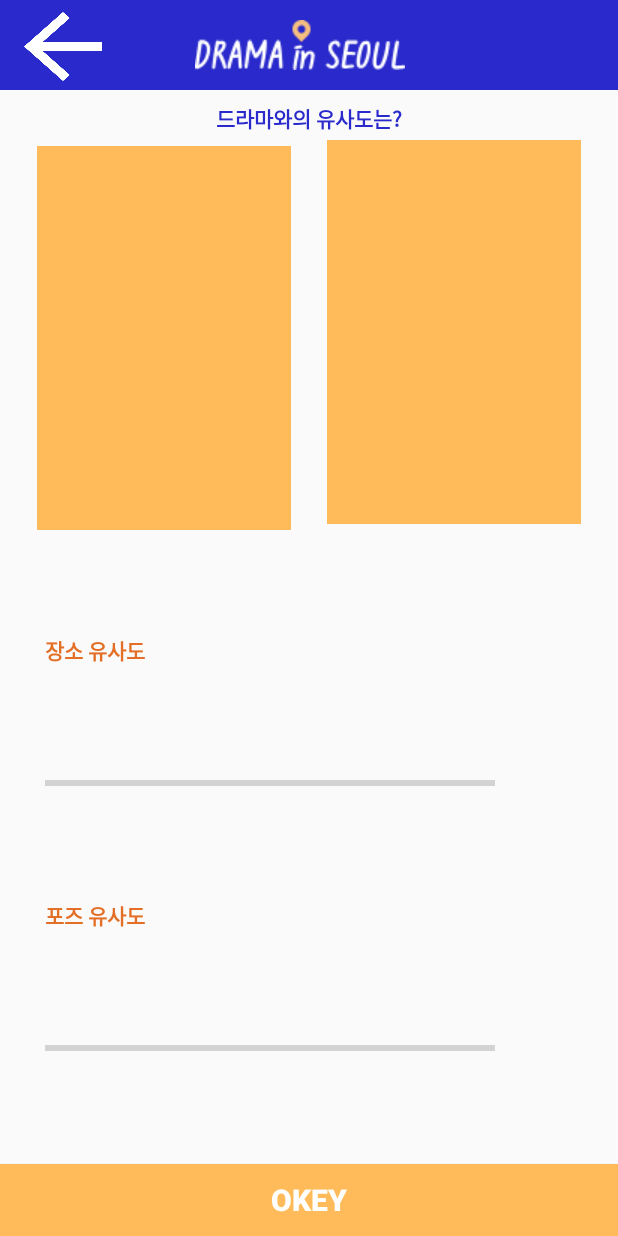
After one commit to DramaInSeoul/android, an Android app: the layout activity_result.xml on its own in the app's theme, with its tools: preview values and no code run, on a phone screen of 412 x 824 dp. The commit adds this screen. Run offline under Robolectric (Android 15) with nearby library versions, the phone set to English and light mode, and no system bars.

Commit message:
Add result Layout

```diff
--- a/app/src/main/res/layout/activity_main.xml
+++ b/app/src/main/res/layout/activity_main.xml
@@ -31,8 +31,8 @@
                     android:id="@+id/imageView"
                     android:layout_width="wrap_content"
                     android:layout_height="wrap_content"
+                    android:layout_marginStart="100dp"
                     android:layout_weight="1"
-                    android:layout_marginStart="100dp"
                     app:srcCompat="@drawable/drama_in_seoul_toolbar" />
 
                 <ImageView
--- /dev/null
+++ b/app/src/main/res/layout/activity_result.xml
@@ -0,0 +1,134 @@
+<?xml version="1.0" encoding="utf-8"?>
+<android.support.constraint.ConstraintLayout xmlns:android="http://schemas.android.com/apk/res/android"
+    xmlns:app="http://schemas.android.com/apk/res-auto"
+    android:layout_width="match_parent"
+    android:layout_height="match_parent">
+
+    <android.support.v7.widget.Toolbar
+        android:id="@+id/app_bar_layout_my_toolbar"
+        android:layout_width="match_parent"
+        android:layout_height="60dp"
+        android:background="@color/appColor"
+        android:theme="@style/ThemeOverlay.AppCompat.Dark.ActionBar"
+        app:layout_constraintEnd_toEndOf="parent"
+        app:layout_constraintHorizontal_bias="1.0"
+        app:layout_constraintStart_toStartOf="parent"
+        app:layout_constraintTop_toTopOf="parent"
+        app:popupTheme="@style/ThemeOverlay.AppCompat.Light">
+
+        <ImageButton
+            android:id="@+id/imageButton7"
+            android:layout_width="52dp"
+            android:layout_height="46dp"
+            android:layout_marginBottom="8dp"
+            android:layout_marginStart="8dp"
+            android:layout_marginTop="8dp"
+            android:background="@drawable/gobackleftarrow"
+            app:layout_constraintBottom_toTopOf="@+id/textView2"
+            app:layout_constraintStart_toStartOf="@+id/app_bar_layout_my_toolbar"
+            app:layout_constraintTop_toTopOf="parent" />
+
+        <ImageView
+            android:id="@+id/imageView"
+            android:layout_width="wrap_content"
+            android:layout_height="wrap_content"
+            android:layout_marginStart="70dp"
+            android:layout_weight="1"
+            app:srcCompat="@drawable/drama_in_seoul_toolbar" />
+
+
+    </android.support.v7.widget.Toolbar>
+
+    <ImageView
+        android:id="@+id/imageView3"
+        android:layout_width="169dp"
+        android:layout_height="256dp"
+        android:layout_marginBottom="8dp"
+        android:background="#ffba59"
+        app:layout_constraintBottom_toBottomOf="@+id/imageView4"
+        app:layout_constraintEnd_toEndOf="parent"
+        app:layout_constraintHorizontal_bias="0.5"
+        app:layout_constraintStart_toEndOf="@+id/imageView4"
+        app:layout_constraintTop_toTopOf="@+id/imageView4" />
+
+    <ImageView
+        android:id="@+id/imageView4"
+        android:layout_width="169dp"
+        android:layout_height="256dp"
+        android:layout_marginTop="8dp"
+        android:background="#ffba59"
+        app:layout_constraintEnd_toStartOf="@+id/imageView3"
+        app:layout_constraintHorizontal_bias="0.5"
+        app:layout_constraintStart_toStartOf="parent"
+        app:layout_constraintTop_toBottomOf="@+id/textView2" />
+
+    <TextView
+        android:id="@+id/textView2"
+        android:layout_width="wrap_content"
+        android:layout_height="wrap_content"
+        android:layout_marginEnd="8dp"
+        android:layout_marginStart="8dp"
+        android:layout_marginTop="8dp"
+        android:text="@string/resultText"
+        android:textColor="#2929cc"
+        android:textStyle="bold"
+        app:layout_constraintEnd_toEndOf="parent"
+        app:layout_constraintStart_toStartOf="parent"
+        app:layout_constraintTop_toBottomOf="@+id/app_bar_layout_my_toolbar" />
+
+    <Button
+        android:id="@+id/button2"
+        android:layout_width="match_parent"
+        android:layout_height="wrap_content"
+        android:background="#ffba59"
+        android:text="@string/resultBtnText"
+        android:textColor="#FFFFFF"
+        android:textSize="20sp"
+        android:textStyle="bold"
+        app:layout_constraintBottom_toBottomOf="parent"
+        app:layout_constraintEnd_toEndOf="parent"
+        app:layout_constraintStart_toStartOf="parent" />
+
+    <TextView
+        android:id="@+id/textView3"
+        android:layout_width="wrap_content"
+        android:layout_height="wrap_content"
+        android:layout_marginStart="30dp"
+        android:text="@string/result_locationText"
+        android:textColor="#e36f26"
+        android:textStyle="bold"
+        app:layout_constraintBottom_toTopOf="@+id/progressBar2"
+        app:layout_constraintStart_toStartOf="parent"
+        app:layout_constraintTop_toBottomOf="@+id/imageView4" />
+
+    <TextView
+        android:id="@+id/textView4"
+        android:layout_width="wrap_content"
+        android:layout_height="wrap_content"
+        android:text="@string/result_PosText"
+        android:textColor="#e36f26"
+        android:textStyle="bold"
+        app:layout_constraintBottom_toTopOf="@+id/progressBar3"
+        app:layout_constraintStart_toStartOf="@+id/textView3"
+        app:layout_constraintTop_toBottomOf="@+id/progressBar2" />
+
+    <ProgressBar
+        android:id="@+id/progressBar2"
+        style="?android:attr/progressBarStyleHorizontal"
+        android:layout_width="300dp"
+        android:layout_height="wrap_content"
+        app:layout_constraintBottom_toTopOf="@+id/textView4"
+        app:layout_constraintStart_toStartOf="@+id/textView3"
+        app:layout_constraintTop_toBottomOf="@+id/textView3" />
+
+    <ProgressBar
+        android:id="@+id/progressBar3"
+        style="?android:attr/progressBarStyleHorizontal"
+        android:layout_width="300dp"
+        android:layout_height="wrap_content"
+        app:layout_constraintBottom_toTopOf="@+id/button2"
+        app:layout_constraintStart_toStartOf="@+id/progressBar2"
+        app:layout_constraintTop_toBottomOf="@+id/textView4" />
+
+
+</android.support.constraint.ConstraintLayout>
--- a/app/src/main/res/values/strings.xml
+++ b/app/src/main/res/values/strings.xml
@@ -7,4 +7,8 @@
 
     <string name="drama_name">title</string>
     <string name="drama_context">drama_context</string>
+    <string name="resultText">드라마와의 유사도는?</string>
+    <string name="resultBtnText">Okey</string>
+    <string name="result_locationText">장소 유사도</string>
+    <string name="result_PosText">포즈 유사도</string>
 </resources>
```
Also changed, not shown: app/src/main/res/drawable/gobackleftarrow.png (added).
